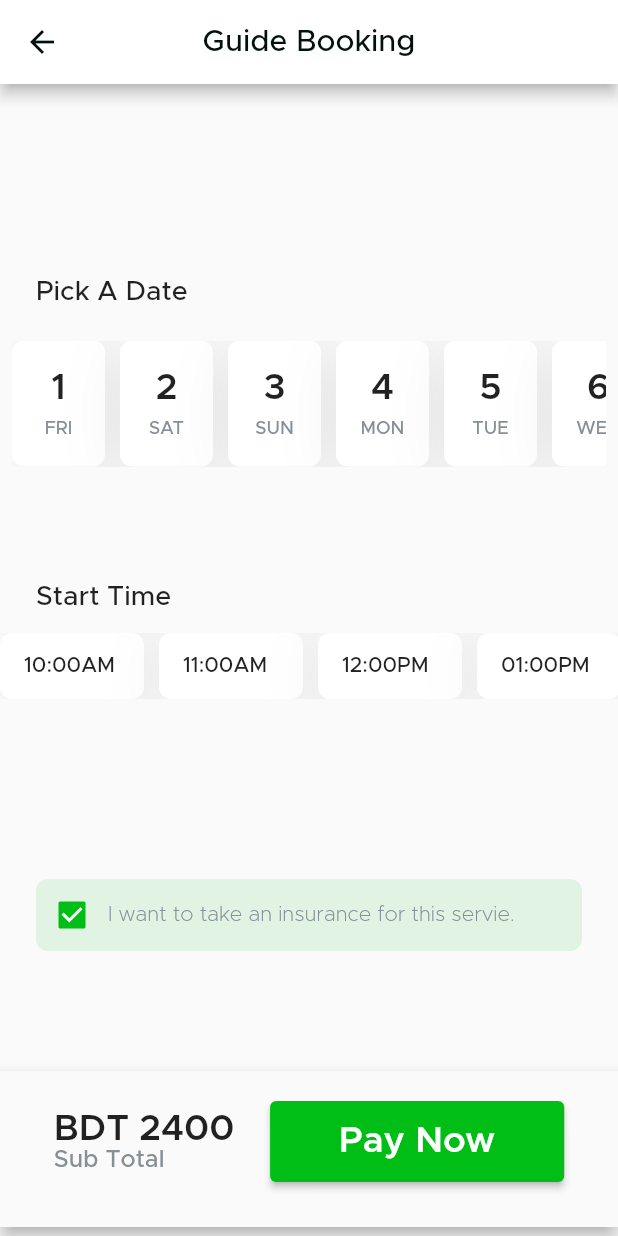
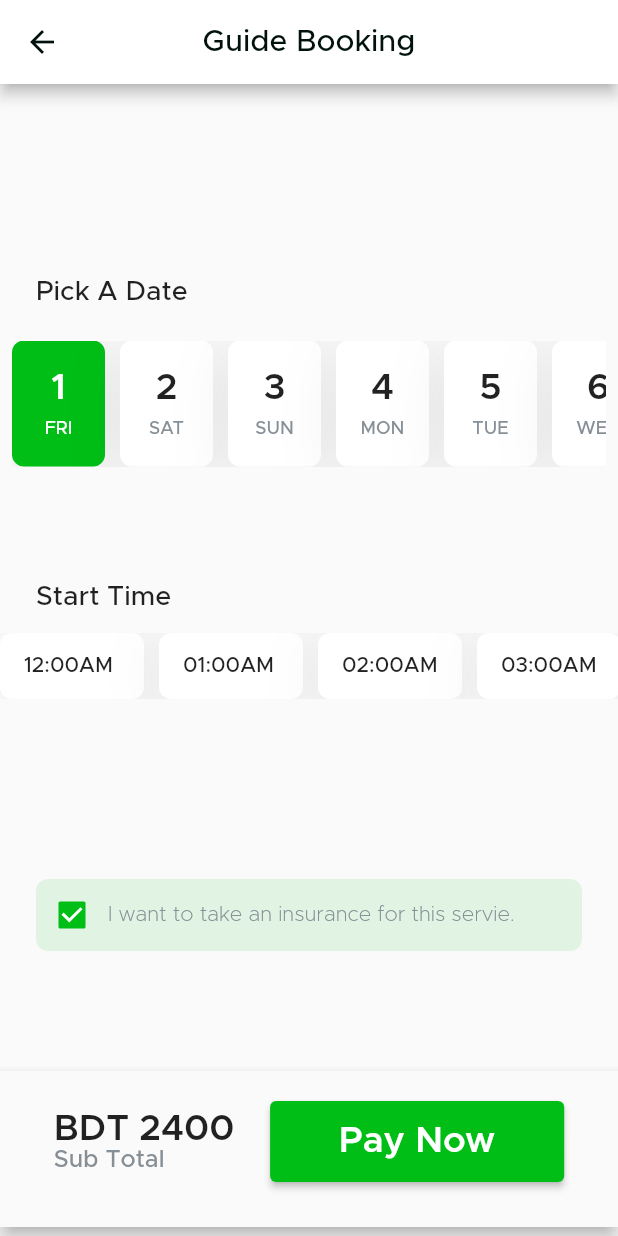
Before and after one commit to RafiaChy/calendar_time, a Flutter app: the screen it shows after launch, after a tap on an icon or button, on a phone screen of 412 x 824 dp. Run offline on Flutter 3.47's test engine with Material 2 defaults, Android fonts, the phone set to English and light mode, and no system bars.

Commit message:
made the gasture detactor

```diff
--- a/lib/screens/duration_screen.dart
+++ b/lib/screens/duration_screen.dart
@@ -119,7 +119,34 @@ class _DurationScreenState extends State<DurationScreen> {
                       itemBuilder: (context, index) {
                         return GestureDetector(
                           onTap: () {
-                            days.where((element) => element == days[index]);
+                            // create a new Day object with isSelected set to true
+                            // and replace the old Day object with the new one
+                            // at the same index in days list
+                            // and set all other days isSelected to false
+
+                            setState(() {
+                              days[index] = Day(
+                                days[index].date,
+                                days[index].weekDay,
+                                isSelected: !days[index].isSelected,
+                              );
+                              for (int i = 0; i < days.length; i++) {
+                                if (i != index) {
+                                  days[i] = Day(
+                                    days[i].date,
+                                    days[i].weekDay,
+                                    isSelected: false,
+                                  );
+                                }
+                              }
+                              times = getCurrentTime(
+                                selectedDate: DateTime(
+                                  DateTime.now().year,
+                                  DateTime.now().month,
+                                  days[index].date,
+                                ),
+                              );
+                            });
                           },
                           child: DateAndDay(
                             day: days[index],
--- a/lib/widgets/time.dart
+++ b/lib/widgets/time.dart
@@ -14,8 +14,7 @@ class Time extends StatelessWidget {
 
   @override
   Widget build(BuildContext context) {
-    return GestureDetector(
-      child: Container(
+    return Container(
       width: 96,
       padding: const EdgeInsets.symmetric(horizontal: 16, vertical: 8),
       decoration: containerDecorationConfig(context: context),
@@ -31,7 +30,6 @@ class Time extends StatelessWidget {
           ),
         ],
       ),
-      ),
     );
   }
 }
```
Lines whose indentation alone changed are shown as unchanged.
